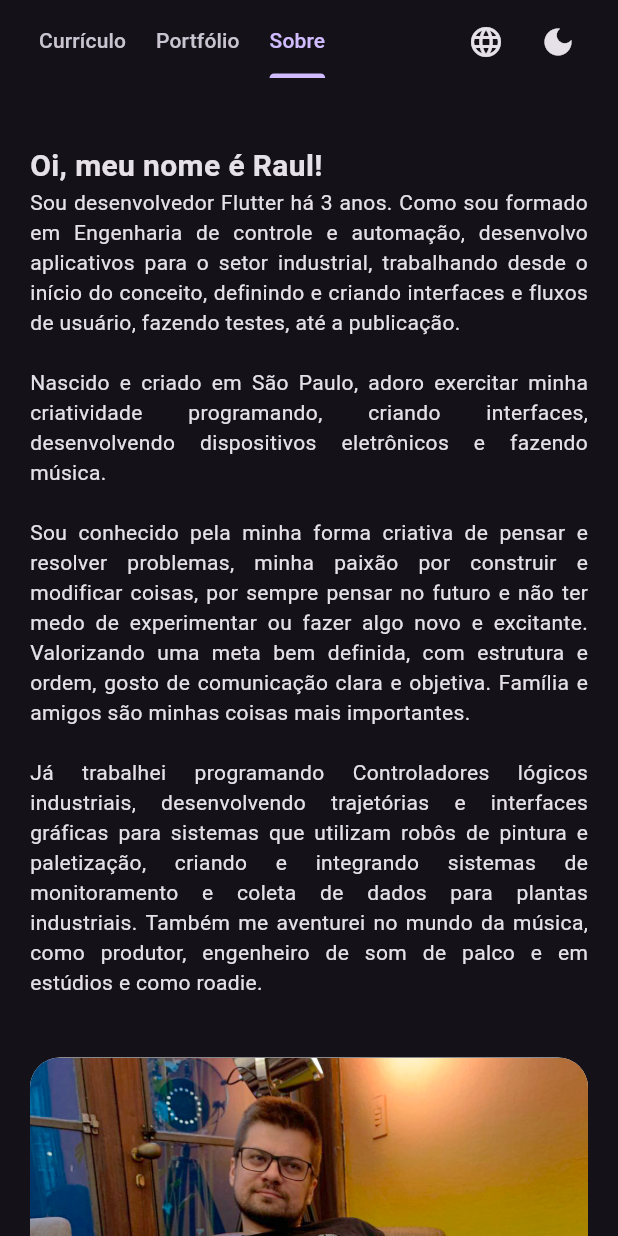
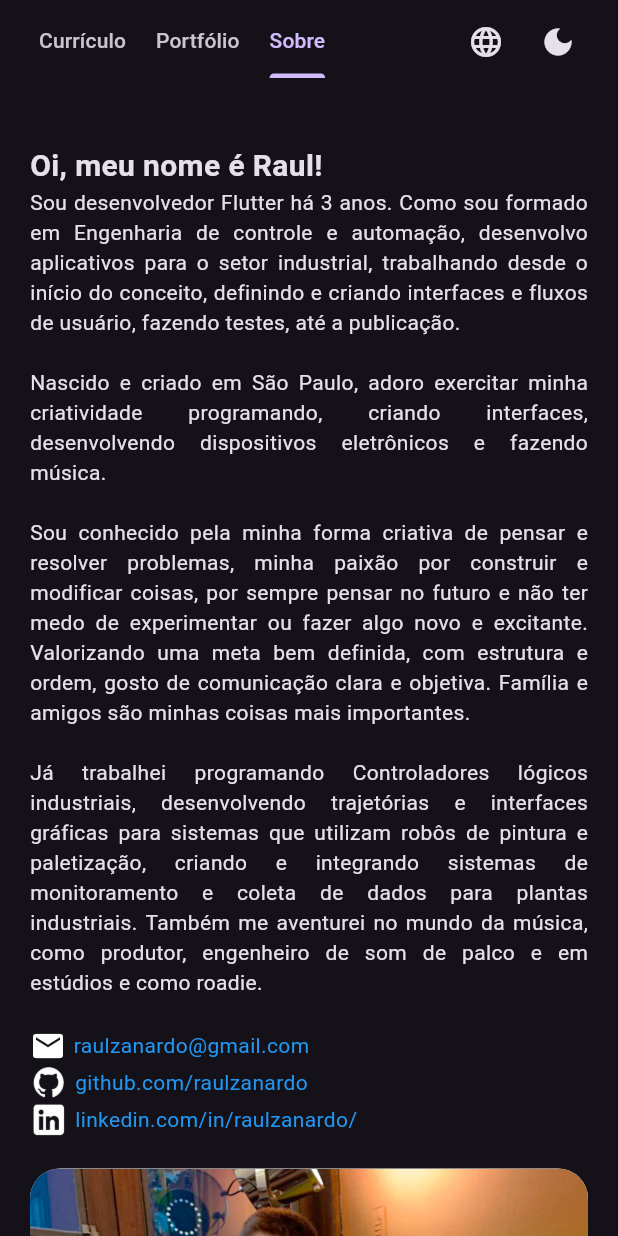
Before and after one commit to raulzanardo/curriculo, a Flutter app: the screen it shows after launch, tab 3 chosen, on a phone screen of 412 x 824 dp. Run offline on Flutter 3.47's test engine with Material 3 defaults, Android fonts, the phone set to English and light mode, and no system bars; our stand-ins replace i18n_extension.

Commit message:
icones de redes

```diff
--- a/lib/pages/page_about.dart
+++ b/lib/pages/page_about.dart
@@ -1,5 +1,8 @@
 import 'package:flutter/material.dart';
+import 'package:url_launcher/url_launcher.dart';
 
+import '../widgets/widget_custom_icon.dart';
+import '../widgets/widget_photo.dart';
 import '../widgets/widget_text_box.dart';
 
 class PageAbout extends StatefulWidget {
@@ -37,14 +40,73 @@ class _PageAboutState extends State<PageAbout> {
                 'Já trabalhei programando Controladores lógicos industriais, desenvolvendo trajetórias e interfaces gráficas para sistemas que utilizam robôs de pintura e paletização, criando e integrando sistemas de monitoramento e coleta de dados para plantas industriais. Também me aventurei no mundo da música, como produtor, engenheiro de som de palco e em estúdios e como roadie.',
               ),
               const SizedBox(height: 20.0),
+              Row(
 
-              //TODO inserir links de conta
+                children: [
+                  const Icon(Icons.email),
+                  const SizedBox(width: 5.0),
+                  MouseRegion(
+                    cursor: SystemMouseCursors.click,
+                    child: GestureDetector(
+                      onTap: () {
+                        launchUrl(emailLaunchUri);
+                      },
+                      child: const Text(
+                        'raulzanardo@gmail.com',
+                        style: TextStyle(
+                          color: Colors.blue,
+                        ),
+                      ),
+                    ),
+                  ),
+                ],
+              ),
+              Row(
+                children: [
+                  WidgetCustomIcon(iconName: 'github'),
+                  const SizedBox(width: 5.0),
+                  MouseRegion(
+                    cursor: SystemMouseCursors.click,
+                    child: GestureDetector(
+                      onTap: () {
+                        launchUrl(Uri.parse('https://github.com/raulzanardo'));
+                      },
+                      child: const Text(
+                        'github.com/raulzanardo',
+                        style: TextStyle(
+                          color: Colors.blue,
+                        ),
+                      ),
+                    ),
+                  ),
+                ],
+              ),
+              Row(
+                children: [
+                  WidgetCustomIcon(iconName: 'linkedin'),
+                  const SizedBox(width: 5.0),
+                  MouseRegion(
+                    cursor: SystemMouseCursors.click,
+                    child: GestureDetector(
+                      onTap: () {
+                        launchUrl(Uri.parse('https://www.linkedin.com/in/raulzanardo/'));
+                      },
+                      child: const Text(
+                        'linkedin.com/in/raulzanardo/',
+                        style: TextStyle(
+                          color: Colors.blue,
+                        ),
+                      ),
+                    ),
+                  ),
+                ],
+              ),
               const SizedBox(height: 20.0),
               LayoutBuilder(
                 builder: (BuildContext context, BoxConstraints constraints) {
                   return Container(
                     width: constraints.maxWidth,
-                    height: constraints.maxWidth*0.7,
+                    height: constraints.maxWidth * 0.7,
                     decoration: const BoxDecoration(
                       shape: BoxShape.rectangle,
                       borderRadius: BorderRadius.all(Radius.circular(20)),
@@ -55,8 +117,6 @@ class _PageAboutState extends State<PageAbout> {
                       ),
                     ),
                   );
-
-
                 },
               ),
             ],
--- a/lib/pages/page_resume.dart
+++ b/lib/pages/page_resume.dart
@@ -1,4 +1,7 @@
+import 'package:curriculo/widgets/widget_custom_icon.dart';
+import 'package:flutter/cupertino.dart';
 import 'package:flutter/material.dart';
+import 'package:url_launcher/url_launcher.dart';
 
 import '../widgets/widget_photo.dart';
 import '../widgets/widget_text_box.dart';
@@ -51,6 +54,33 @@ class _PageCurriculumState extends State<PageCurriculum> {
                         WidgetTextBox(
                           'Resumo Profissional',
                           'Tenho experiência em desenvolvimento de aplicativos para Android e iOS usando Flutter e Dart, incluindo design de interface de usuário e lançamento nas lojas de aplicativos.',
+                        ),
+
+
+                        Visibility(
+                          visible: (MediaQuery.of(context).size.width > 800),
+                          child: Column(
+                            children: [
+                              const SizedBox(height: 20.0),
+
+                              Row(
+                                children: [
+                                  IconButton(
+                                    onPressed: () async  {
+                                      launchUrl( Uri.parse('https://github.com/raulzanardo') );
+                                    },
+                                    icon: WidgetCustomIcon(iconName: 'github'),
+                                  ),
+                                  IconButton(
+                                    onPressed: () {
+                                      launchUrl( Uri.parse('https://www.linkedin.com/in/raulzanardo/') );
+                                    },
+                                    icon: WidgetCustomIcon(iconName: 'linkedin'),
+                                  ),
+                                ],
+                              ),
+                            ],
+                          ),
                         ),
                       ],
                     ),
--- /dev/null
+++ b/lib/widgets/widget_custom_icon.dart
@@ -0,0 +1,33 @@
+import 'package:flutter/material.dart';
+
+
+class WidgetCustomIcon extends StatefulWidget {
+  String iconName;
+
+  WidgetCustomIcon({
+    super.key,
+    required this.iconName,
+  });
+
+  @override
+  State<WidgetCustomIcon> createState() => _WidgetCustomIconState();
+}
+
+class _WidgetCustomIconState extends State<WidgetCustomIcon> {
+
+
+
+  @override
+  Widget build(BuildContext context) {
+    return Container(
+      width: 25,
+      height: 25,
+      decoration: BoxDecoration(
+        image: DecorationImage(
+
+          image: (Theme.of(context).brightness == Brightness.dark ) ? AssetImage('assets/images/icons/icon_${widget.iconName}_light.png') :  AssetImage('assets/images/icons/icon_${widget.iconName}_dark.png'),
+        ),
+      ),
+    );
+  }
+}
--- a/lib/widgets/widget_photo.dart
+++ b/lib/widgets/widget_photo.dart
@@ -1,3 +1,4 @@
+import 'package:curriculo/widgets/widget_custom_icon.dart';
 import 'package:flutter/cupertino.dart';
 import 'package:flutter/gestures.dart';
 import 'package:flutter/material.dart';
@@ -62,6 +63,34 @@ class WidgetPhoto extends StatelessWidget {
             ),
           ),
         ),
+
+        Visibility(
+          visible: (MediaQuery.of(context).size.width <= 800),
+          child: Column(
+
+            children: [
+              const SizedBox(height: 20.0),
+
+              Row(
+                mainAxisAlignment: MainAxisAlignment.center,
+                children: [
+                  IconButton(
+                    onPressed: () async  {
+                      launchUrl( Uri.parse('https://github.com/raulzanardo') );
+                    },
+                    icon: WidgetCustomIcon(iconName: 'github'),
+                  ),
+                  IconButton(
+                    onPressed: () {
+                      launchUrl( Uri.parse('https://www.linkedin.com/in/raulzanardo/') );
+                    },
+                    icon: WidgetCustomIcon(iconName: 'linkedin'),
+                  ),
+                ],
+              ),
+            ],
+          ),
+        ),
       ],
     );
   }
--- a/pubspec.yaml
+++ b/pubspec.yaml
@@ -62,6 +62,7 @@ flutter:
   assets:
     - assets/images/
     - assets/images/portfolio/
+    - assets/images/icons/
   # The following line ensures that the Material Icons font is
   # included with your application, so that you can use the icons in
   # the material Icons class.
```
Also changed, not shown: assets/images/icons/icon_github_dark.png (added), assets/images/icons/icon_github_light.png (added), assets/images/icons/icon_linkedin_dark.png (added), assets/images/icons/icon_linkedin_light.png (added).
